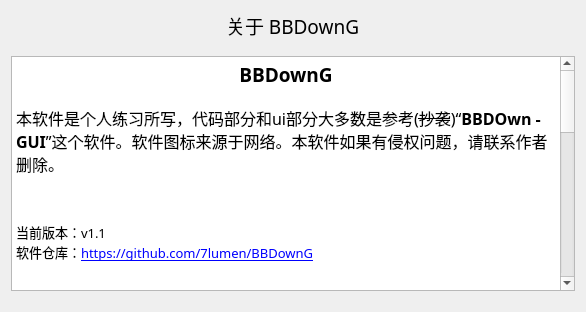
Old version of the form UI/about_ui.ui in the repository albert-huan/BBDownG.
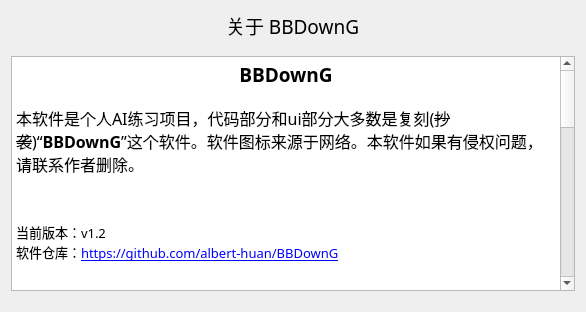
New version of the form.

Commit message:
更新关于页面信息和版本号到v1.2.0
- 更新软件描述为'个人AI练习项目'
- 修改参考软件为'BBDownG'
- 更新仓库地址为albert-huan/BBDownG
- 重新组织致谢部分
- 添加BBDownG项目致谢
- 版本号更新为v1.2.0

The edit to the form file:
```diff
--- a/UI/about_ui.ui
+++ b/UI/about_ui.ui
@@ -117,19 +117,22 @@
 &lt;/style&gt;&lt;/head&gt;&lt;body style=&quot; font-family:'宋体'; font-size:10pt; font-weight:400; font-style:normal;&quot;&gt;
 &lt;p align=&quot;center&quot; style=&quot; margin-top:0px; margin-bottom:0px; margin-left:0px; margin-right:0px; -qt-block-indent:0; text-indent:0px;&quot;&gt;&lt;span style=&quot; font-size:14pt; font-weight:600;&quot;&gt;BBDownG&lt;/span&gt;&lt;/p&gt;
 &lt;p style=&quot;-qt-paragraph-type:empty; margin-top:0px; margin-bottom:0px; margin-left:0px; margin-right:0px; -qt-block-indent:0; text-indent:0px;&quot;&gt;&lt;br /&gt;&lt;/p&gt;
-&lt;p style=&quot; margin-top:0px; margin-bottom:0px; margin-left:0px; margin-right:0px; -qt-block-indent:0; text-indent:0px;&quot;&gt;&lt;span style=&quot; font-family:'SimSun'; font-size:12pt;&quot;&gt;本软件是个人练习所写，代码部分和ui部分大多数是参考(&lt;/span&gt;&lt;a name=&quot;_GoBack&quot;&gt;&lt;/a&gt;&lt;span style=&quot; font-size:12pt; text-decoration: line-through;&quot;&gt;抄&lt;/span&gt;&lt;span style=&quot; font-size:12pt; text-decoration: line-through;&quot;&gt;袭&lt;/span&gt;&lt;span style=&quot; font-family:'SimSun'; font-size:12pt;&quot;&gt;)“&lt;/span&gt;&lt;span style=&quot; font-family:'SimSun'; font-size:12pt; font-weight:600;&quot;&gt;BBDOwn - GUI&lt;/span&gt;&lt;span style=&quot; font-family:'SimSun'; font-size:12pt;&quot;&gt;”这个软件。软件图标来源于网络。本软件如果有侵权问题，请联系作者删除。&lt;/span&gt;&lt;/p&gt;
+&lt;p style=&quot; margin-top:0px; margin-bottom:0px; margin-left:0px; margin-right:0px; -qt-block-indent:0; text-indent:0px;&quot;&gt;&lt;span style=&quot; font-family:'SimSun'; font-size:12pt;&quot;&gt;本软件是个人AI练习项目，代码部分和ui部分大多数是复刻(&lt;/span&gt;&lt;a name=&quot;_GoBack&quot;&gt;&lt;/a&gt;&lt;span style=&quot; font-size:12pt; text-decoration: line-through;&quot;&gt;抄&lt;/span&gt;&lt;span style=&quot; font-size:12pt; text-decoration: line-through;&quot;&gt;袭&lt;/span&gt;&lt;span style=&quot; font-family:'SimSun'; font-size:12pt;&quot;&gt;)“&lt;/span&gt;&lt;span style=&quot; font-family:'SimSun'; font-size:12pt; font-weight:600;&quot;&gt;BBDownG&lt;/span&gt;&lt;span style=&quot; font-family:'SimSun'; font-size:12pt;&quot;&gt;”这个软件。软件图标来源于网络。本软件如果有侵权问题，请联系作者删除。&lt;/span&gt;&lt;/p&gt;
 &lt;p style=&quot;-qt-paragraph-type:empty; margin-top:0px; margin-bottom:0px; margin-left:0px; margin-right:0px; -qt-block-indent:0; text-indent:0px; font-family:'SimSun'; font-size:12pt;&quot;&gt;&lt;br /&gt;&lt;/p&gt;
 &lt;p style=&quot;-qt-paragraph-type:empty; margin-top:0px; margin-bottom:0px; margin-left:0px; margin-right:0px; -qt-block-indent:0; text-indent:0px; font-family:'SimSun'; font-size:12pt;&quot;&gt;&lt;br /&gt;&lt;/p&gt;
-&lt;p style=&quot; margin-top:0px; margin-bottom:0px; margin-left:0px; margin-right:0px; -qt-block-indent:0; text-indent:0px;&quot;&gt;&lt;span style=&quot; font-family:'SimSun';&quot;&gt;当前版本：v1.1&lt;/span&gt;&lt;/p&gt;
-&lt;p style=&quot; margin-top:0px; margin-bottom:0px; margin-left:0px; margin-right:0px; -qt-block-indent:0; text-indent:0px;&quot;&gt;软件仓库：&lt;a href=&quot;https://github.com/7lumen/BBDownG&quot;&gt;&lt;span style=&quot; text-decoration: underline; color:#0000ff;&quot;&gt;https://github.com/7lumen/BBDownG&lt;/span&gt;&lt;/a&gt;&lt;/p&gt;
+&lt;p style=&quot; margin-top:0px; margin-bottom:0px; margin-left:0px; margin-right:0px; -qt-block-indent:0; text-indent:0px;&quot;&gt;&lt;span style=&quot; font-family:'SimSun';&quot;&gt;当前版本：v1.2&lt;/span&gt;&lt;/p&gt;
+&lt;p style=&quot; margin-top:0px; margin-bottom:0px; margin-left:0px; margin-right:0px; -qt-block-indent:0; text-indent:0px;&quot;&gt;软件仓库：&lt;a href=&quot;https://github.com/albert-huan/BBDownG&quot;&gt;&lt;span style=&quot; text-decoration: underline; color:#0000ff;&quot;&gt;https://github.com/albert-huan/BBDownG&lt;/span&gt;&lt;/a&gt;&lt;/p&gt;
 &lt;p style=&quot;-qt-paragraph-type:empty; margin-top:0px; margin-bottom:0px; margin-left:0px; margin-right:0px; -qt-block-indent:0; text-indent:0px; font-family:'SimSun'; font-size:9pt;&quot;&gt;&lt;br /&gt;&lt;/p&gt;
 &lt;p style=&quot;-qt-paragraph-type:empty; margin-top:0px; margin-bottom:0px; margin-left:0px; margin-right:0px; -qt-block-indent:0; text-indent:0px; font-family:'SimSun'; font-size:9pt;&quot;&gt;&lt;br /&gt;&lt;/p&gt;
-&lt;p style=&quot; margin-top:0px; margin-bottom:0px; margin-left:0px; margin-right:0px; -qt-block-indent:0; text-indent:0px;&quot;&gt;&lt;span style=&quot; font-family:'SimSun'; font-size:16pt; font-weight:600;&quot;&gt;致谢 Credit&lt;/span&gt;&lt;/p&gt;
+&lt;p style=&quot; margin-top:0px; margin-bottom:0px; margin-left:0px; margin-right:0px; -qt-block-indent:0; text-indent:0px;&quot;&gt;&lt;span style=&quot; font-family:'SimSun'; font-size:16pt; font-weight:600;&quot;&gt;致谢&lt;/span&gt;&lt;/p&gt;
+&lt;p style=&quot;-qt-paragraph-type:empty; margin-top:0px; margin-bottom:0px; margin-left:0px; margin-right:0px; -qt-block-indent:0; text-indent:0px; font-family:'SimSun'; font-size:16pt; font-weight:600;&quot;&gt;&lt;br /&gt;&lt;/p&gt;
+&lt;p style=&quot; margin-top:0px; margin-bottom:0px; margin-left:0px; margin-right:0px; -qt-block-indent:0; text-indent:0px;&quot;&gt;&lt;span style=&quot; font-family:'SimSun'; font-size:14pt; font-weight:600;&quot;&gt;BBDownG&lt;/span&gt;&lt;/p&gt;
+&lt;p style=&quot;-qt-paragraph-type:empty; margin-top:0px; margin-bottom:0px; margin-left:0px; margin-right:0px; -qt-block-indent:0; text-indent:0px; font-family:'SimSun'; font-size:9pt; font-weight:600;&quot;&gt;&lt;br /&gt;&lt;/p&gt;
+&lt;p style=&quot; margin-top:0px; margin-bottom:0px; margin-left:0px; margin-right:0px; -qt-block-indent:0; text-indent:0px;&quot;&gt;&lt;span style=&quot; font-family:'SimSun'; font-size:9pt;&quot;&gt;仓库地址：&lt;/span&gt;&lt;a href=&quot;https://github.com/7lumen/BBDownG&quot;&gt;&lt;span style=&quot; font-family:'SimSun'; font-size:9pt; text-decoration: underline; color:#0000ff;&quot;&gt;https://github.com/7lumen/BBDownG&lt;/span&gt;&lt;/a&gt;&lt;/p&gt;
+&lt;p style=&quot; margin-top:0px; margin-bottom:0px; margin-left:0px; margin-right:0px; -qt-block-indent:0; text-indent:0px;&quot;&gt;&lt;span style=&quot; font-family:'SimSun'; font-size:9pt;&quot;&gt;软件下载：&lt;/span&gt;&lt;a href=&quot;https://github.com/7lumen/BBDownG/releases&quot;&gt;&lt;span style=&quot; font-family:'SimSun'; font-size:9pt; text-decoration: underline; color:#0000ff;&quot;&gt;https://github.com/7lumen/BBDownG/releases&lt;/span&gt;&lt;/a&gt;&lt;/p&gt;
 &lt;p style=&quot;-qt-paragraph-type:empty; margin-top:0px; margin-bottom:0px; margin-left:0px; margin-right:0px; -qt-block-indent:0; text-indent:0px; font-family:'SimSun'; font-size:16pt; font-weight:600;&quot;&gt;&lt;br /&gt;&lt;/p&gt;
 &lt;p style=&quot; margin-top:0px; margin-bottom:0px; margin-left:0px; margin-right:0px; -qt-block-indent:0; text-indent:0px;&quot;&gt;&lt;span style=&quot; font-family:'SimSun'; font-size:14pt; font-weight:600;&quot;&gt;BBDown - GUI&lt;/span&gt;&lt;/p&gt;
 &lt;p style=&quot;-qt-paragraph-type:empty; margin-top:0px; margin-bottom:0px; margin-left:0px; margin-right:0px; -qt-block-indent:0; text-indent:0px; font-family:'SimSun'; font-size:9pt; font-weight:600;&quot;&gt;&lt;br /&gt;&lt;/p&gt;
-&lt;p style=&quot; margin-top:0px; margin-bottom:0px; margin-left:0px; margin-right:0px; -qt-block-indent:0; text-indent:0px;&quot;&gt;&lt;span style=&quot; font-family:'SimSun'; font-size:9pt;&quot;&gt;软件作者：ZhiyuShang&lt;/span&gt;&lt;/p&gt;
-&lt;p style=&quot; margin-top:0px; margin-bottom:0px; margin-left:0px; margin-right:0px; -qt-block-indent:0; text-indent:0px;&quot;&gt;&lt;span style=&quot; font-family:'SimSun'; font-size:9pt;&quot;&gt;协议许可：MIT License&lt;/span&gt;&lt;/p&gt;
 &lt;p style=&quot; margin-top:0px; margin-bottom:0px; margin-left:0px; margin-right:0px; -qt-block-indent:0; text-indent:0px;&quot;&gt;&lt;span style=&quot; font-family:'SimSun'; font-size:9pt;&quot;&gt;仓库地址：&lt;/span&gt;&lt;a href=&quot;https://github.com/1299172402/BBDown_GUI&quot;&gt;&lt;span style=&quot; font-family:'SimSun'; font-size:9pt; text-decoration: underline; color:#0000ff;&quot;&gt;https://github.com/1299172402/BBDown_GUI&lt;/span&gt;&lt;/a&gt;&lt;/p&gt;
 &lt;p style=&quot; margin-top:0px; margin-bottom:0px; margin-left:0px; margin-right:0px; -qt-block-indent:0; text-indent:0px;&quot;&gt;&lt;span style=&quot; font-family:'SimSun'; font-size:9pt;&quot;&gt;软件下载：&lt;/span&gt;&lt;a href=&quot;https://github.com/1299172402/BBDown_GUI/releases&quot;&gt;&lt;span style=&quot; font-family:'SimSun'; font-size:9pt; text-decoration: underline; color:#0000ff;&quot;&gt;https://github.com/1299172402/BBDown_GUI/releases&lt;/span&gt;&lt;/a&gt;&lt;/p&gt;
 &lt;p style=&quot;-qt-paragraph-type:empty; margin-top:0px; margin-bottom:0px; margin-left:0px; margin-right:0px; -qt-block-indent:0; text-indent:0px; font-family:'SimSun'; font-size:16pt; font-weight:600;&quot;&gt;&lt;br /&gt;&lt;/p&gt;
```
The commit also changes 5 other files.
